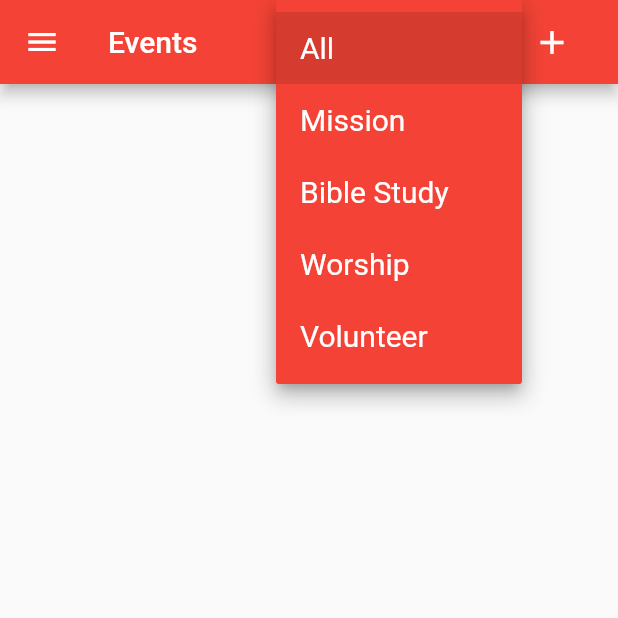
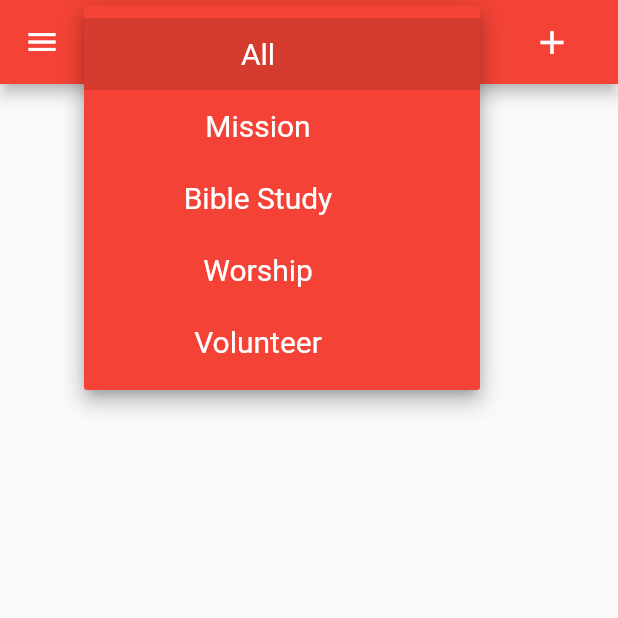
Before and after one commit to crimsonministry/CrimsonMinistry, a Flutter app: the EventsPage screen opened directly, after a tap on "All", on a phone screen of 412 x 824 dp, the top half of it. Run offline on Flutter 3.47's test engine with Material 2 defaults, Android fonts, the phone set to English and light mode, and no system bars; our stand-ins replace cloud_firestore, firebase_auth, google_maps_flutter, location; missing offline and left inert: geoflutterfire, gps, social_media_buttons; accounts and stored records are empty.

Commit message:
moved dropdown menu to centered

```diff
--- a/lib/screens/account/events/events.dart
+++ b/lib/screens/account/events/events.dart
@@ -2,7 +2,6 @@ import 'package:flutter/material.dart';
 import 'package:provider/provider.dart';
 import 'package:CrimsonMinistry/models/event.dart';
 import 'package:CrimsonMinistry/services/database.dart';
-import 'package:CrimsonMinistry/screens/events/add.dart';
 import 'package:CrimsonMinistry/screens/map/map.dart';
 import 'list.dart';
 import 'rsvp.dart';
--- a/lib/screens/events/events.dart
+++ b/lib/screens/events/events.dart
@@ -36,10 +36,7 @@ class _EventsPageState extends State<EventsPage> {
       value: DatabaseService().events,
       child: Scaffold(
         appBar: AppBar(
-          title: Text("Events"),
-          backgroundColor: Colors.red,
-          actions: <Widget>[
-            DropdownButton<String>(
+          title: DropdownButton<String>(
             dropdownColor: Colors.red,
             iconEnabledColor: Colors.white,
             style: TextStyle(color: Colors.white, fontSize: 20),
@@ -54,8 +51,8 @@ class _EventsPageState extends State<EventsPage> {
               return new DropdownMenuItem<String>(
                   value: value,
                   child: Container(
-                      width: 100,
-                      alignment: Alignment.centerLeft,
+                    width: 200,
+                    alignment: Alignment.center,
                     child: new Text(value, textAlign: TextAlign.left), //Text
                   ));
             }).toList(),
@@ -65,6 +62,8 @@ class _EventsPageState extends State<EventsPage> {
               print(val);
             },
           ),
+          backgroundColor: Colors.red,
+          actions: <Widget>[
             FlatButton(
               textColor: Colors.white,
               onPressed: () async {
```
Lines whose indentation alone changed are shown as unchanged.
